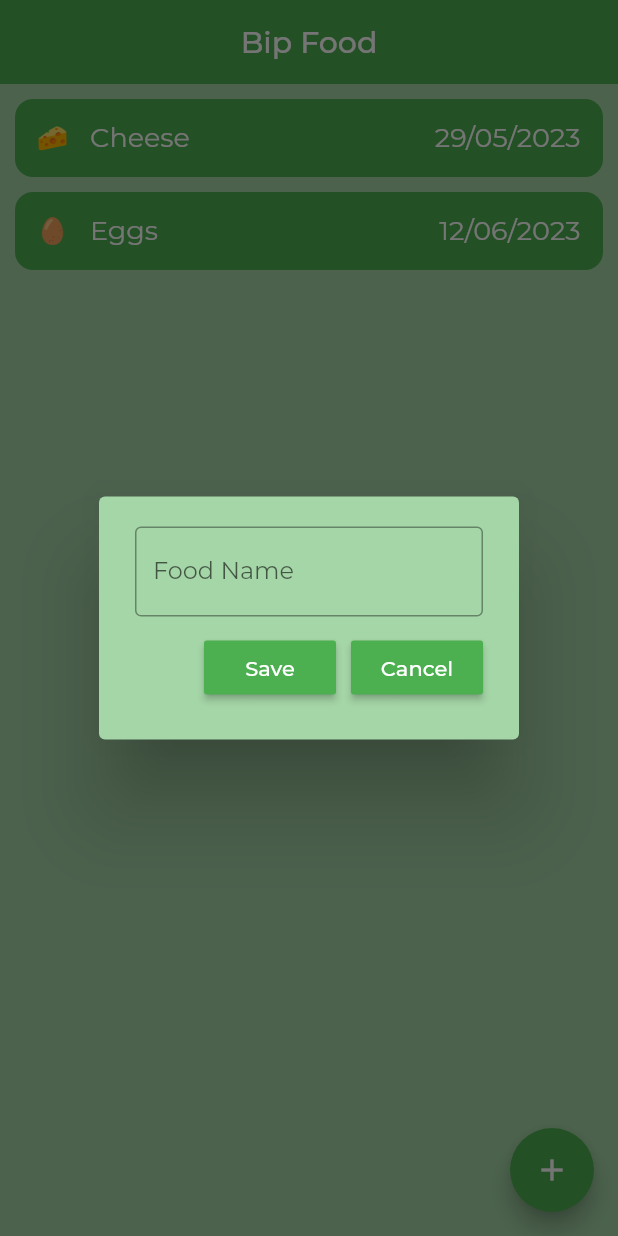
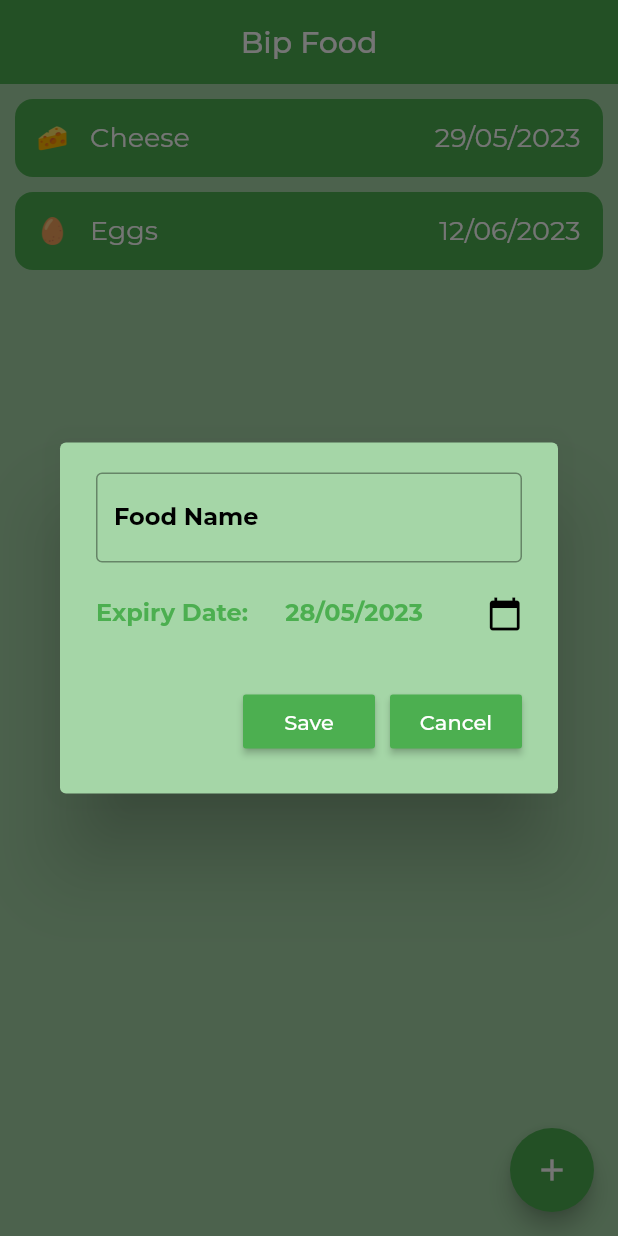
Before and after one commit to yannvillellas/bip_food, a Flutter app: the screen it shows after launch, after a tap on the "add" icon, on a phone screen of 412 x 824 dp. Run offline on Flutter 3.47's test engine with Material 2 defaults, Android fonts, the phone set to English and light mode, and no system bars; drawn by our look-alikes of flutter_slidable; our stand-ins replace hive_flutter; accounts and stored records are empty.

Commit message:
input date

```diff
--- a/lib/screens/home_page.dart
+++ b/lib/screens/home_page.dart
@@ -45,7 +45,7 @@ class _MyHomePageState extends State<MyHomePage> {
   }
 
   //save a new ingredient to the hive box
-  void saveNewIngredient() {
+  void saveNewIngredient(DateTime date) {
     ScaffoldMessenger.of(context).showSnackBar(
       const SnackBar(
         backgroundColor: Colors.green,
@@ -59,13 +59,13 @@ class _MyHomePageState extends State<MyHomePage> {
         db.foodList.add([
           _controller.text,
           'assets/images/${_controller.text.toLowerCase()}.png',
-          DateTime(2023, 05, 29),
+          date,
         ]);
       } else {
         db.foodList.add([
           _controller.text,
           'assets/images/default.png',
-          DateTime(2023, 06, 18),
+          date,
         ]);
       }
 
@@ -76,15 +76,22 @@ class _MyHomePageState extends State<MyHomePage> {
   }
 
   void _addFood(BuildContext context) {
+    DateTime selectedDate =
+        DateTime.now(); // Initialize the selected date variable
     showDialog(
       context: context,
       builder: (context) {
         return DialogBox(
           controller: _controller,
-            onSave: saveNewIngredient,
+          onSave: () =>
+              saveNewIngredient(selectedDate), // Pass the selected date
           onCancel: () => Navigator.of(context).pop(),
+          onDateSelected: (date) {
+            selectedDate = date; // Update the selected date variable
+          },
         );
-        });
+      },
+    );
   }
 
   @override
--- a/lib/util/dialog_box.dart
+++ b/lib/util/dialog_box.dart
@@ -1,16 +1,32 @@
 import 'package:flutter/material.dart';
 import '../util/my_button.dart';
 
-class DialogBox extends StatelessWidget {
+class DialogBox extends StatefulWidget {
   final TextEditingController controller;
+  final Function(DateTime) onDateSelected;
   final VoidCallback onSave;
   final VoidCallback onCancel;
+
   const DialogBox({
-    super.key,
+    Key? key,
     required this.controller,
+    required this.onDateSelected,
     required this.onSave,
     required this.onCancel,
-  });
+  }) : super(key: key);
+
+  @override
+  State<DialogBox> createState() => _DialogBoxState();
+}
+
+class _DialogBoxState extends State<DialogBox> {
+  late DateTime date;
+
+  @override
+  void initState() {
+    super.initState();
+    date = DateTime.now();
+  }
 
   @override
   Widget build(BuildContext context) {
@@ -20,12 +36,16 @@ class DialogBox extends StatelessWidget {
         mainAxisAlignment: MainAxisAlignment.center,
         mainAxisSize: MainAxisSize.min,
         children: [
+          // Name input
           TextField(
-            controller: controller,
-            style: const TextStyle(color: Colors.green),
+            controller: widget.controller,
+            style: const TextStyle(
+                color: Colors.black, fontWeight: FontWeight.bold),
             decoration: const InputDecoration(
               border: OutlineInputBorder(),
               hintText: 'Food Name',
+              hintStyle:
+                  TextStyle(color: Colors.black, fontWeight: FontWeight.bold),
             ),
           ),
 
@@ -33,20 +53,73 @@ class DialogBox extends StatelessWidget {
             height: 10,
           ),
 
-          //save and cancel buttons
+          // Expiry date input
+          Row(
+            children: [
+              const Expanded(
+                flex: 4,
+                child: Text(
+                  'Expiry Date:',
+                  style: TextStyle(
+                    color: Colors.green,
+                    fontWeight: FontWeight.bold,
+                  ),
+                ),
+              ),
+              Expanded(
+                flex: 4,
+                child: Text(
+                  '${date.day < 10 ? '0${date.day}' : date.day}/${date.month < 10 ? '0${date.month}' : date.month}/${date.year}',
+                  style: const TextStyle(
+                    color: Colors.green,
+                    fontWeight: FontWeight.bold,
+                  ),
+                ),
+              ),
+              Expanded(
+                flex: 1,
+                child: IconButton(
+                  icon: const Icon(Icons.calendar_today, color: Colors.black),
+                  onPressed: () async {
+                    DateTime? newDate = await showDatePicker(
+                      context: context,
+                      initialDate: date,
+                      firstDate: DateTime.now(),
+                      lastDate: DateTime(2100),
+                    );
+                    // Save button pressed
+                    if (newDate != null) {
+                      setState(() {
+                        date =
+                            newDate; // Update the date variable with the selected date
+                      });
+                      widget.onDateSelected(
+                          newDate); // Pass the selected date to the function
+                    }
+                  },
+                ),
+              ),
+            ],
+          ),
+
+          const SizedBox(
+            height: 24,
+          ),
+
+          // Save and cancel buttons
           Row(
             mainAxisAlignment: MainAxisAlignment.end,
             children: [
               MyButton(
                 text: 'Save',
-                onPressed: onSave,
+                onPressed: widget.onSave,
               ),
               const SizedBox(
                 width: 10,
               ),
               MyButton(
                 text: 'Cancel',
-                onPressed: onCancel,
+                onPressed: widget.onCancel,
               ),
             ],
           ),
--- a/lib/util/food_tile.dart
+++ b/lib/util/food_tile.dart
@@ -54,7 +54,7 @@ class FoodTile extends StatelessWidget {
                 ),
                 const Spacer(),
                 Text(
-                  '${foodExpiryDate.day}/${foodExpiryDate.month < 10 ? '0${foodExpiryDate.month}' : foodExpiryDate.month}/${foodExpiryDate.year}',
+                  '${foodExpiryDate.day < 10 ? '0${foodExpiryDate.day}' : foodExpiryDate.day}/${foodExpiryDate.month < 10 ? '0${foodExpiryDate.month}' : foodExpiryDate.month}/${foodExpiryDate.year}',
                   style: const TextStyle(
                     color: Colors.white,
                     fontSize: 18,
--- a/lib/util/my_button.dart
+++ b/lib/util/my_button.dart
@@ -12,7 +12,9 @@ class MyButton extends StatelessWidget {
       color: Colors.green,
       child: Text(
         text,
-        style: const TextStyle(color: Colors.white),
+        style: const TextStyle(
+          color: Colors.white,
+        ),
       ),
     );
   }
```
Lines whose indentation alone changed are shown as unchanged.
